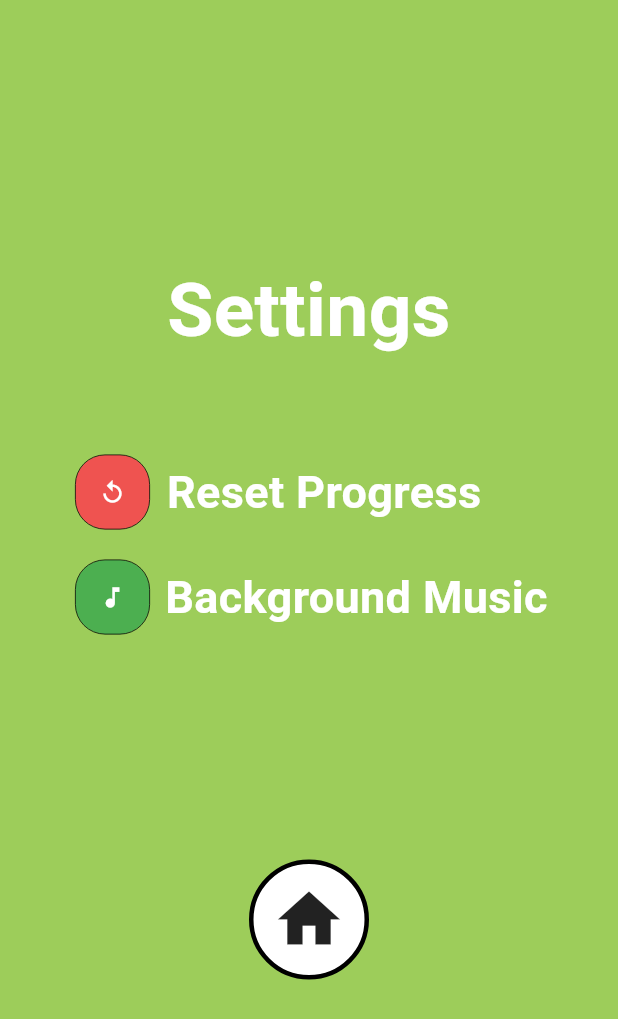
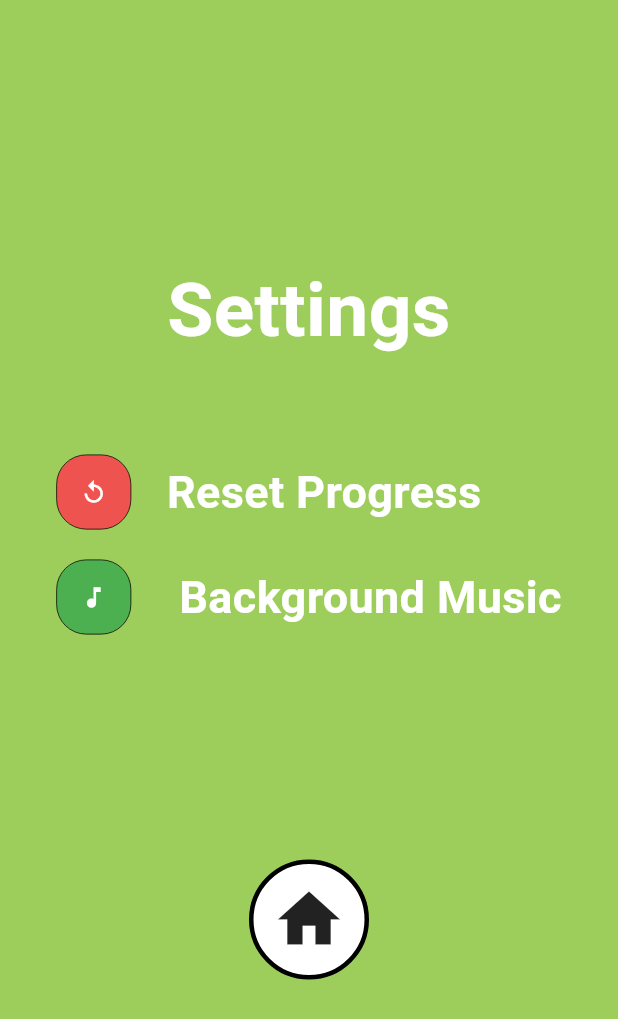
Before and after one commit to TheMelonnn/MobileGame_FinalProject, a Flutter app: the SettingsView screen opened directly, on a phone screen of 412 x 824 dp. Shown: the top 1019 px of the screen. Run offline on Flutter 3.47's test engine with Material 3 defaults, Android fonts, the phone set to English and light mode, and no system bars; our stand-ins replace appwrite, audioplayers, get, google_fonts; missing offline and left inert: dart:ffi; network calls fail.

Commit message:
ada lagi hehe

```diff
--- a/lib/app/modules/home/views/settings_view.dart
+++ b/lib/app/modules/home/views/settings_view.dart
@@ -41,7 +41,7 @@ class SettingsView extends GetView<HomeController> {
                 height: 60,
               ),
               Container(
-                  width: 312,
+                  width: 337,
                   child: Column(
                     mainAxisAlignment: MainAxisAlignment.spaceEvenly,
                     children: [
```
Also changed, not shown: 1 other file.
